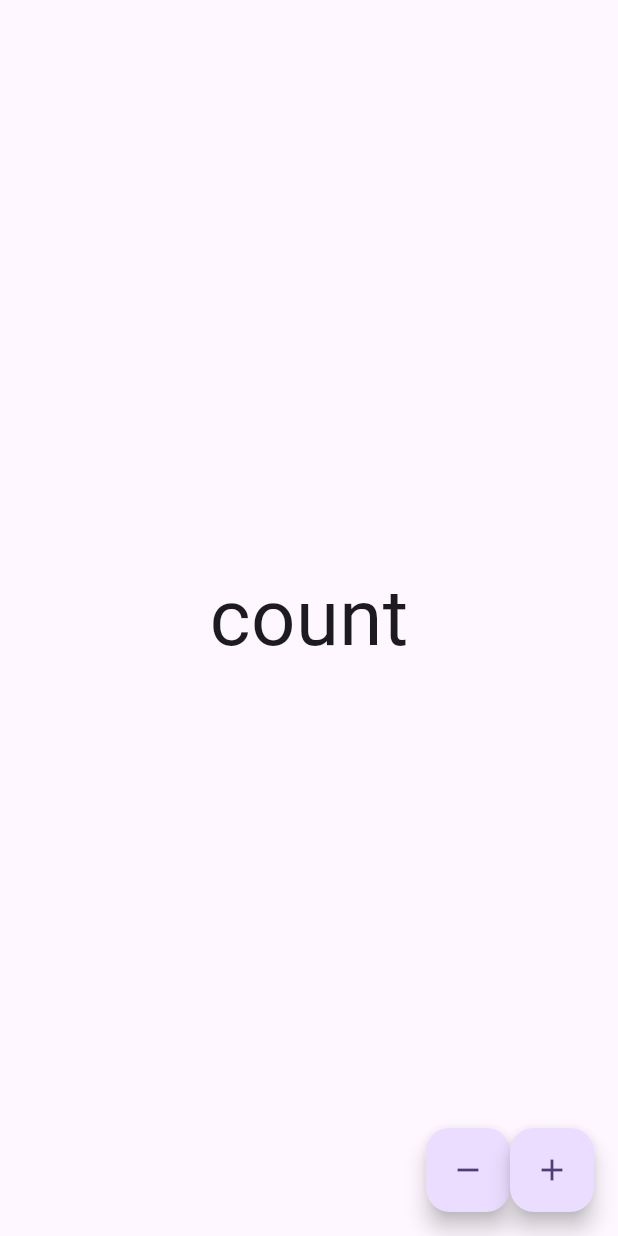
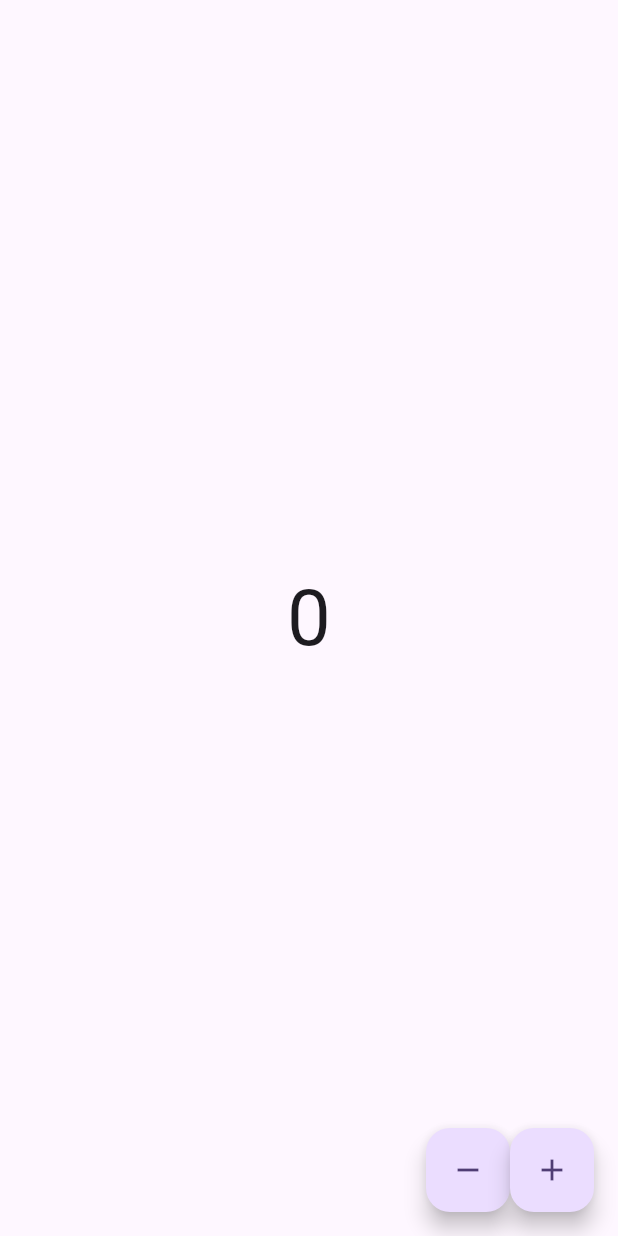
Before and after one commit to Jinwook-Song/bloc_essential, a Flutter app: the screen it shows after launch, on a phone screen of 412 x 824 dp. Run offline on Flutter 3.47's test engine with Material 3 defaults, Android fonts, the phone set to English and light mode, and no system bars; our stand-ins replace bloc, flutter_bloc, freezed_annotation.

Commit message:
feat(bloc): di

```diff
--- a/counter_bloc/lib/screen/home.dart
+++ b/counter_bloc/lib/screen/home.dart
@@ -1,11 +1,16 @@
+import 'package:counter_bloc/bloc/counter/counter_bloc.dart';
 import 'package:flutter/material.dart';
+import 'package:flutter_bloc/flutter_bloc.dart';
 
 class HomeScreen extends StatelessWidget {
   const HomeScreen({super.key});
 
   @override
   Widget build(BuildContext context) {
-    return const HomeScreenView();
+    return BlocProvider<CounterBloc>(
+      create: (context) => CounterBloc(),
+      child: const HomeScreenView(),
+    );
   }
 }
 
@@ -15,10 +20,10 @@ class HomeScreenView extends StatelessWidget {
   @override
   Widget build(BuildContext context) {
     return Scaffold(
-      body: const Center(
+      body: Center(
         child: Text(
-          'count',
-          style: TextStyle(fontSize: 52),
+          context.watch<CounterBloc>().state.count.toString(),
+          style: const TextStyle(fontSize: 52),
         ),
       ),
       floatingActionButton: Row(
@@ -26,12 +31,18 @@ class HomeScreenView extends StatelessWidget {
         children: [
           const SizedBox(width: 10.0),
           FloatingActionButton(
-            onPressed: () {},
+            onPressed: () {
+              BlocProvider.of<CounterBloc>(context)
+                  .add(DecreamentCounterEvent());
+            },
             heroTag: 'decrement',
             child: const Icon(Icons.remove),
           ),
           FloatingActionButton(
-            onPressed: () {},
+            onPressed: () {
+              BlocProvider.of<CounterBloc>(context)
+                  .add(IncreamentCounterEvent());
+            },
             heroTag: 'increment',
             child: const Icon(Icons.add),
           ),
```
